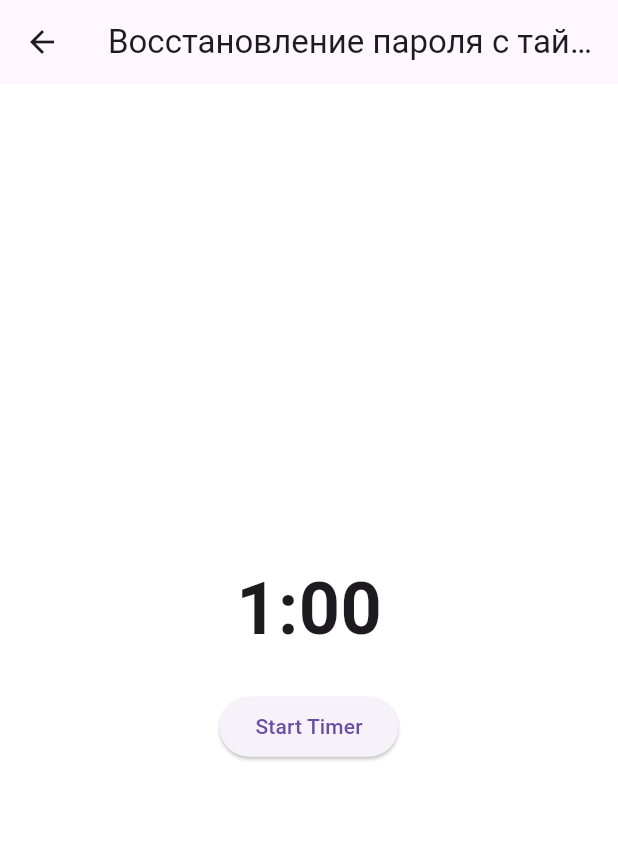
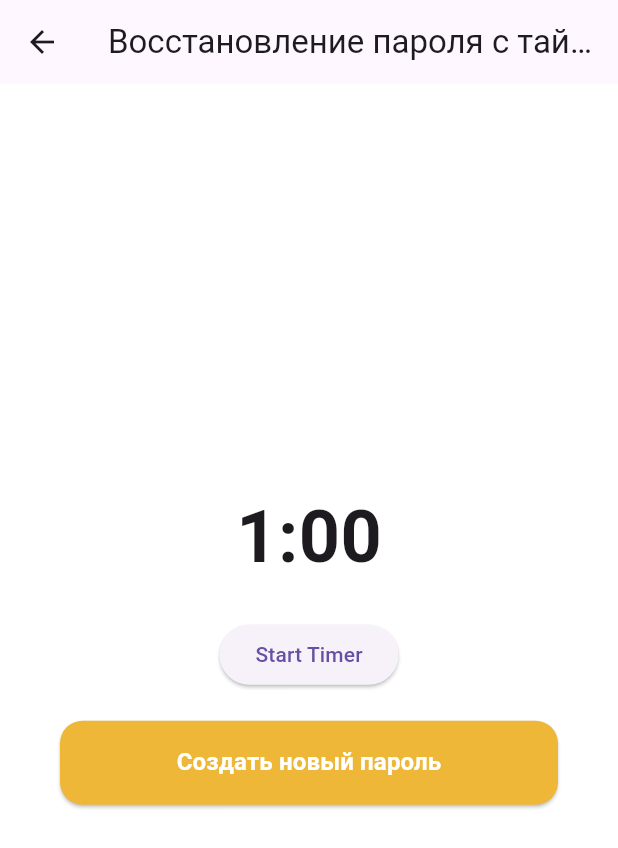
Before and after one commit to warja256/PawPick, a Flutter app: the CodeInput screen opened directly, on a phone screen of 412 x 824 dp. Shown: the top 848 px of the screen. Run offline on Flutter 3.47's test engine with Material 3 defaults, Android fonts, the phone set to English and light mode, and no system bars.

Commit message:
Добавлен экран создания нового пароля

```diff
--- a/lib/auth/code_input_screen.dart
+++ b/lib/auth/code_input_screen.dart
@@ -1,4 +1,5 @@
 import 'package:flutter/material.dart';
+import 'package:paw_pick/auth/new_password.dart';
 import 'dart:async';
 
 class CodeInput extends StatefulWidget {
@@ -15,7 +16,7 @@ class _ChangePasswordScreenState extends State<CodeInput> {
 
   void startTimer() {
     _isRunning = true;
-    _timer = Timer.periodic(Duration(seconds: 1), (timer) {
+    _timer = Timer.periodic(const Duration(seconds: 1), (timer) {
       if (_start < 1) {
         setState(() {
           _timer.cancel();
@@ -45,7 +46,7 @@ class _ChangePasswordScreenState extends State<CodeInput> {
   Widget build(BuildContext context) {
     return Scaffold(
       appBar: AppBar(
-        title: Text('Восстановление пароля с таймером'),
+        title: const Text('Восстановление пароля с таймером'),
       ),
       body: Center(
         child: Column(
@@ -53,13 +54,43 @@ class _ChangePasswordScreenState extends State<CodeInput> {
           children: [
             Text(
               formatTime(_start),
-              style: TextStyle(fontSize: 48, fontWeight: FontWeight.bold),
+              style: const TextStyle(fontSize: 48, fontWeight: FontWeight.bold),
             ),
-            SizedBox(height: 20),
+            const SizedBox(height: 20),
             ElevatedButton(
               onPressed: _isRunning ? null : startTimer,
-              child: Text('Start Timer'),
+              child: const Text('Start Timer'),
             ),
+            Padding(
+                padding:
+                    const EdgeInsets.symmetric(horizontal: 40, vertical: 20),
+                child: ElevatedButton(
+                  onPressed: () {
+                    Navigator.push(
+                      context,
+                      MaterialPageRoute(
+                        builder: (context) => const NewPassword(),
+                      ),
+                    );
+                  },
+                  style: ElevatedButton.styleFrom(
+                    backgroundColor: Theme.of(context).primaryColor,
+                    shape: RoundedRectangleBorder(
+                      borderRadius: BorderRadius.circular(15),
+                    ),
+                    minimumSize: const Size(double.infinity, 56),
+                  ),
+                  child: const Text(
+                    "Создать новый пароль",
+                    style: TextStyle(
+                      fontSize: 16,
+                      fontWeight: FontWeight.bold,
+                      color: Colors.white,
+                      height: 1.5,
+                    ),
+                  ),
+                ),
+              ),
           ],
         ),
       ),
```
Also changed, not shown: lib/auth/new_password.dart (added, +160 -0 lines).
